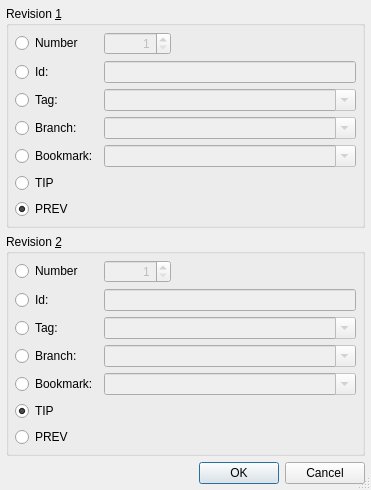
The window that Plugins/VcsPlugins/vcsMercurial/HgRevisionsSelectionDialog.ui (testmana2/test) describes before a commit, drawn with Qt 5.
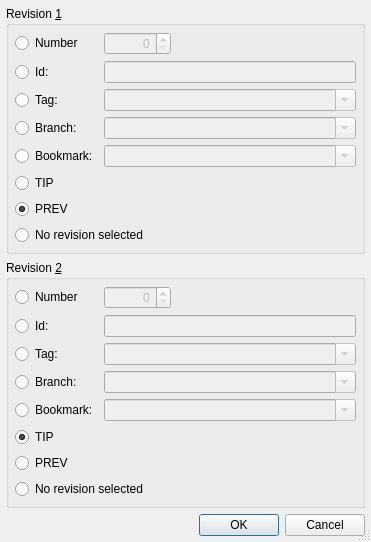
The same window after the commit.

The edit to the form file:
```diff
--- a/Plugins/VcsPlugins/vcsMercurial/HgRevisionsSelectionDialog.ui
+++ b/Plugins/VcsPlugins/vcsMercurial/HgRevisionsSelectionDialog.ui
@@ -7,7 +7,7 @@
     <x>0</x>
     <y>0</y>
     <width>371</width>
-    <height>465</height>
+    <height>505</height>
    </rect>
   </property>
   <property name="windowTitle">
@@ -47,9 +47,6 @@
         <property name="alignment">
          <set>Qt::AlignRight</set>
         </property>
-        <property name="minimum">
-         <number>1</number>
-        </property>
         <property name="maximum">
          <number>999999999</number>
         </property>
@@ -189,6 +186,13 @@
         </property>
        </widget>
       </item>
+      <item row="7" column="0" colspan="3">
+       <widget class="QRadioButton" name="none1Button">
+        <property name="text">
+         <string>No revision selected</string>
+        </property>
+       </widget>
+      </item>
      </layout>
     </widget>
    </item>
@@ -219,9 +223,6 @@
         <property name="alignment">
          <set>Qt::AlignRight</set>
         </property>
-        <property name="minimum">
-         <number>1</number>
-        </property>
         <property name="maximum">
          <number>999999999</number>
         </property>
@@ -358,6 +359,13 @@
         </property>
        </widget>
       </item>
+      <item row="7" column="0" colspan="3">
+       <widget class="QRadioButton" name="none2Button">
+        <property name="text">
+         <string>No revision selected</string>
+        </property>
+       </widget>
+      </item>
      </layout>
     </widget>
    </item>
```
Left out of the diff: 6 changed lines with no effect on the pictures.
